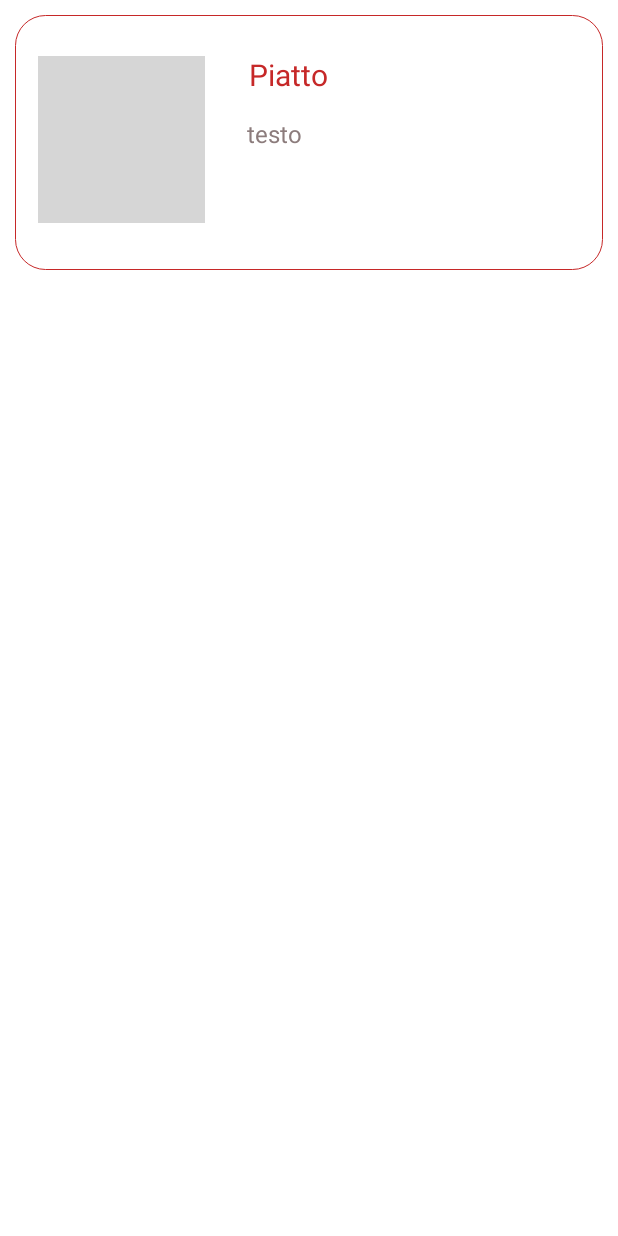
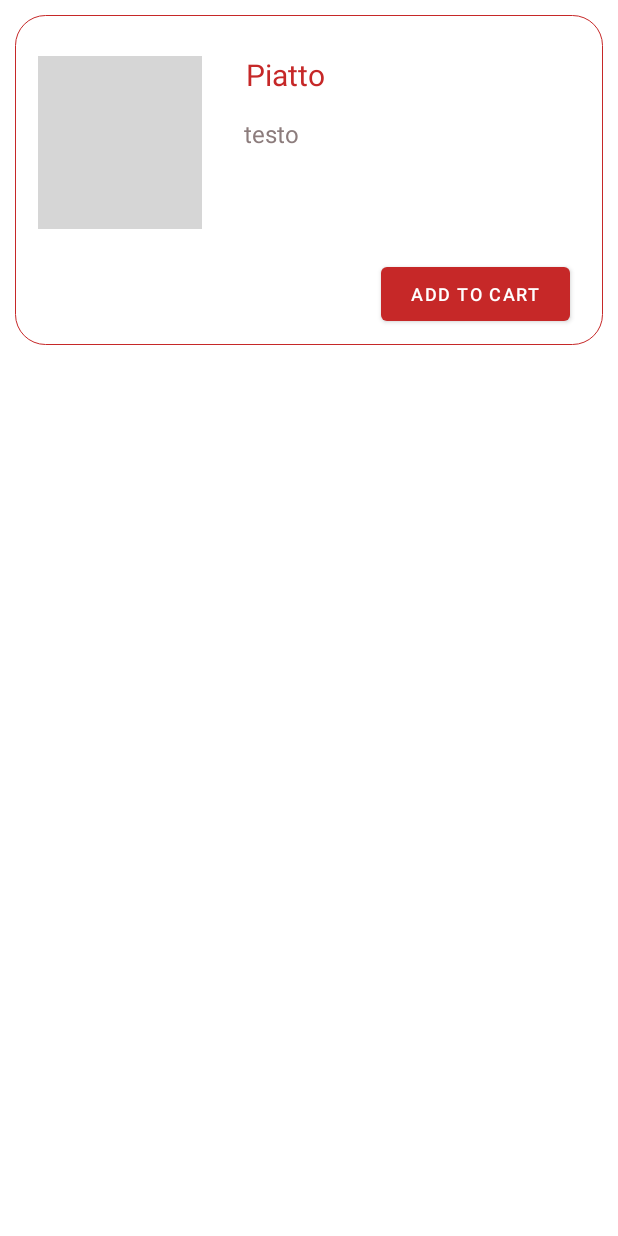
Before and after one commit to FortunatoGiuseppe/CasoDiStudioMaMange, an Android app: the layout single_plate.xml on its own in the app's theme, with its tools: preview values and no code run, on a phone screen of 412 x 824 dp. Run offline under Robolectric (Android 15) with nearby library versions, the phone set to English and light mode, and no system bars; grey boxes are pictures that could not be loaded.

Commit message:
Risolto bug che causava crash app, aggiunta tasto "AGGIUNGI" non ancora funzionante

```diff
--- a/app/src/main/java/com/example/casodistudiomamange/activity/CategoryActivity.java
+++ b/app/src/main/java/com/example/casodistudiomamange/activity/CategoryActivity.java
@@ -69,13 +69,14 @@ public class CategoryActivity extends AppCompatActivity {
                     if(i== dataSnapshot.getChildrenCount()-1){
                         break;
                     }
-                    i++;
 
                     Plate plate = snapshot.getValue(Plate.class);
                     platesImg.add(plate.img);
                     platesName.add(plate.nome);
                     platesDescription.add(plate.descrizione);
                     plateFlag.add(plate.flag);
+
+                    i++;
                 }
                 adapter_plates.notifyDataSetChanged();
             }
--- a/app/src/main/java/com/example/casodistudiomamange/adapter/Adapter_plates.java
+++ b/app/src/main/java/com/example/casodistudiomamange/adapter/Adapter_plates.java
@@ -50,23 +50,15 @@ public class Adapter_plates extends RecyclerView.Adapter<Adapter_plates.myViewHo
         holder.textView_plate_description.setText(platesDescription.get(position));
         Picasso.get().load(platesImg.get(position)).into(holder.imageView_plate);
 
-        if(position < plateFlag.size()){
-            if(plateFlag.get(position).equals("1")){
+        if((plateFlag.get(position) != null) && plateFlag.get(position).equals("1")){
             holder.imageView_plate_flag.setImageResource(R.drawable.ic_baseline_public_24);
-
-                //Picasso.get().load(plateFlag.get(position)).into(holder.imageView_plate_flag);
-                // holder.imageView_plate_flag.setVisibility(View.GONE);
-            } else {
             holder.imageView_plate_flag.setOnClickListener(new View.OnClickListener() {
                 @Override
                 public void onClick(View view) {
-
+                    //creazione nuovo fragment per visualizzazione dati
                 }
             });
         }
-        }
-
-
 
        /*FARE SELEZIONE DEL PIATTO !!! */
 
@@ -74,7 +66,7 @@ public class Adapter_plates extends RecyclerView.Adapter<Adapter_plates.myViewHo
 
     @Override
     public int getItemCount() {
-        return platesName.size();
+        return  platesName.size();
     }
 
     public  static  class myViewHolder extends RecyclerView.ViewHolder{
--- a/app/src/main/res/layout/single_plate.xml
+++ b/app/src/main/res/layout/single_plate.xml
@@ -3,7 +3,7 @@
     xmlns:app="http://schemas.android.com/apk/res-auto"
     xmlns:tools="http://schemas.android.com/tools"
     android:layout_width="match_parent"
-    android:layout_height="170dp"
+    android:layout_height="220dp"
     android:layout_margin="10dp"
     android:background="@drawable/categories_background"
     android:textAlignment="center"
@@ -11,13 +11,13 @@
 
     <TextView
         android:id="@+id/textView_plate"
-        android:layout_width="277dp"
+        android:layout_width="188dp"
         android:layout_height="wrap_content"
         android:layout_alignParentTop="true"
         android:layout_alignParentEnd="true"
         android:layout_marginStart="29dp"
         android:layout_marginTop="26dp"
-        android:layout_marginEnd="19dp"
+        android:layout_marginEnd="49dp"
         android:layout_marginBottom="5dp"
         android:layout_toEndOf="@+id/imageView_plate"
         android:text="Piatto"
@@ -26,28 +26,28 @@
 
     <ImageView
         android:id="@+id/imageView_plate"
-        android:layout_width="111dp"
-        android:layout_height="112dp"
+        android:layout_width="109dp"
+        android:layout_height="116dp"
         android:layout_alignParentStart="true"
         android:layout_alignParentTop="true"
         android:layout_alignParentBottom="true"
         android:layout_marginStart="15dp"
         android:layout_marginTop="27dp"
-        android:layout_marginBottom="31dp"
+        android:layout_marginBottom="77dp"
         android:scaleType="fitXY"
         tools:srcCompat="@tools:sample/avatars" />
 
     <TextView
         android:id="@+id/textView_plate_description"
-        android:layout_width="244dp"
-        android:layout_height="42dp"
+        android:layout_width="wrap_content"
+        android:layout_height="76dp"
         android:layout_below="@+id/textView_plate"
         android:layout_alignParentEnd="true"
         android:layout_alignParentBottom="true"
         android:layout_marginStart="28dp"
         android:layout_marginTop="9dp"
-        android:layout_marginEnd="20dp"
-        android:layout_marginBottom="16dp"
+        android:layout_marginEnd="39dp"
+        android:layout_marginBottom="57dp"
         android:layout_toEndOf="@+id/imageView_plate"
         android:text="testo"
         android:textColor="@color/secondaryTextColor"
@@ -60,7 +60,19 @@
         android:layout_alignParentEnd="true"
         android:layout_alignParentBottom="true"
         android:layout_marginEnd="11dp"
-        android:layout_marginBottom="138dp"
-       />
+        android:layout_marginBottom="187dp" />
+
+    <Button
+        android:id="@+id/button"
+        android:layout_width="127dp"
+        android:layout_height="wrap_content"
+        android:layout_alignParentStart="true"
+        android:layout_alignParentEnd="true"
+        android:layout_alignParentBottom="true"
+        android:layout_marginStart="244dp"
+        android:layout_marginEnd="22dp"
+        android:layout_marginBottom="10dp"
+        android:text="@string/aggiungi"
+        android:textSize="12sp" />
 
 </RelativeLayout>
```
Lines whose indentation alone changed are shown as unchanged.
